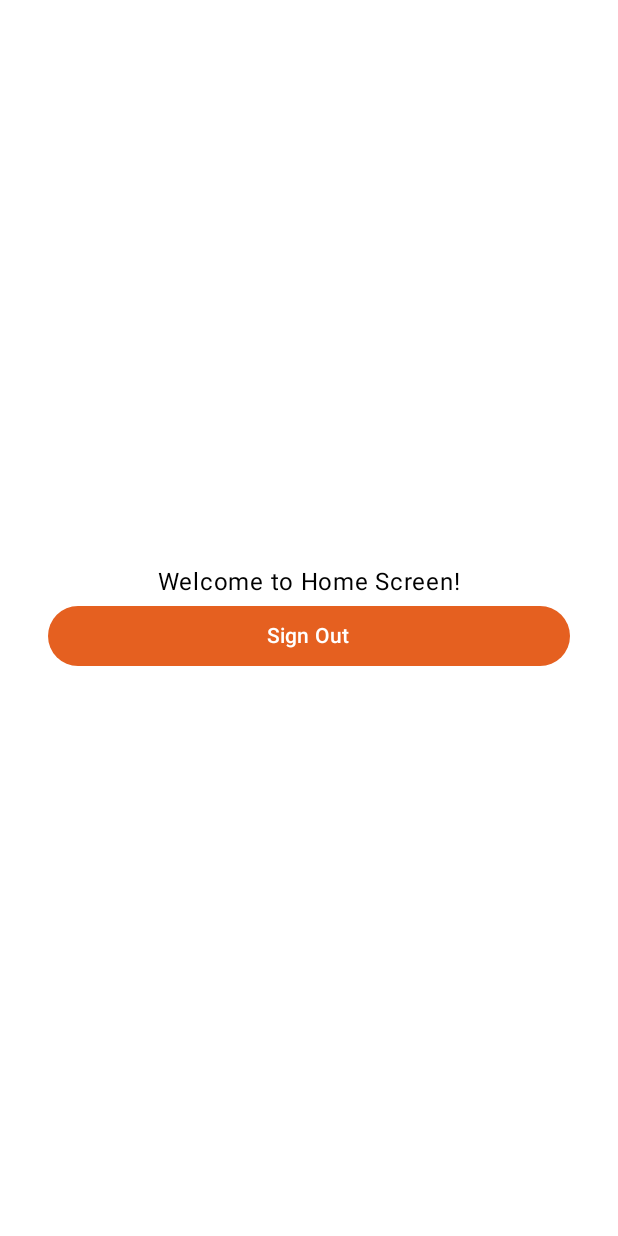
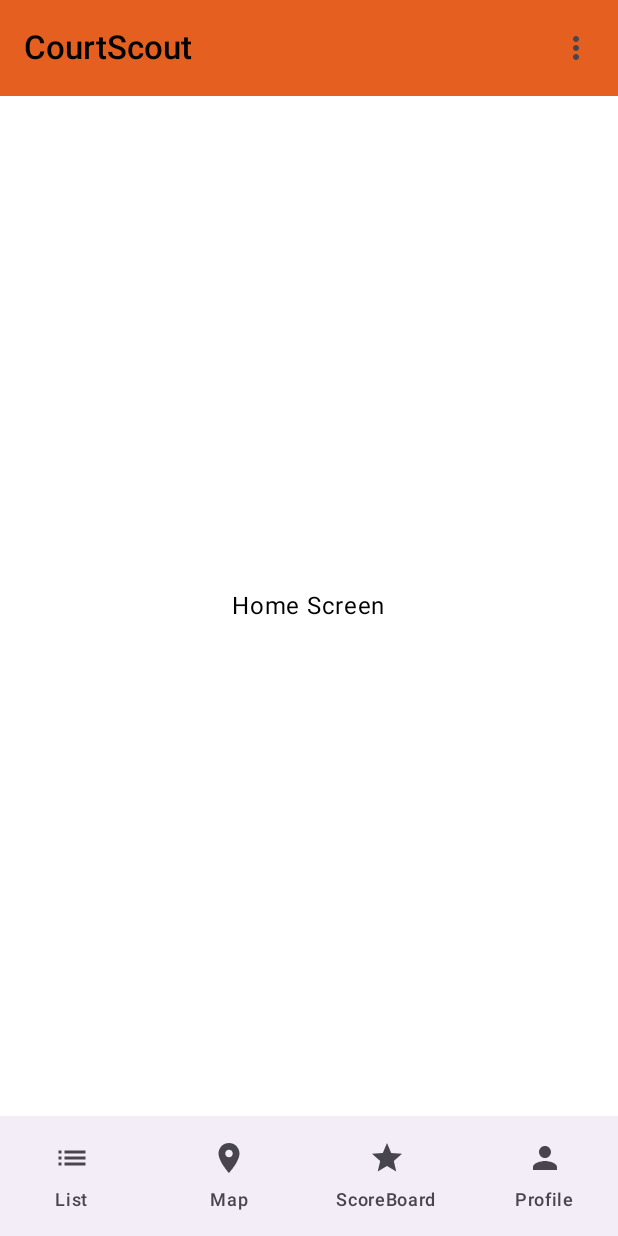
Before and after one commit to Nemanja264/CourtScout, an Android app built with Jetpack Compose: the HomeScreen screen opened through its navigation route, on a phone screen of 412 x 824 dp. Run offline under Robolectric (Android 15) with nearby library versions, the light colour scheme and no system bars; our stand-ins replace Firebase (no records; nobody signed in at launch, a user with empty details on screens opened directly).

Commit message:
Maps created, other Screens on bar created, Location added, Court started

```diff
--- a/app/build.gradle.kts
+++ b/app/build.gradle.kts
@@ -50,6 +50,7 @@ dependencies {
     implementation(libs.androidx.compose.ui.graphics)
     implementation(libs.androidx.compose.ui.tooling.preview)
     implementation(libs.androidx.compose.material3)
+    implementation(libs.androidx.compose.material.icons.extended)
     testImplementation(libs.junit)
     androidTestImplementation(libs.androidx.junit)
     androidTestImplementation(libs.androidx.espresso.core)
@@ -67,5 +68,6 @@ dependencies {
 
     // Google Maps & Location
     implementation(libs.play.services.maps)
+    implementation(libs.maps.compose)
     implementation(libs.play.services.location)
 }
--- a/app/src/main/java/com/example/courtscout/presentation/navigation/Navigation.kt
+++ b/app/src/main/java/com/example/courtscout/presentation/navigation/Navigation.kt
@@ -2,46 +2,42 @@ package com.example.courtscout.presentation.navigation
 
 import androidx.compose.runtime.Composable
 import androidx.compose.ui.Modifier
-import androidx.navigation.NavController
+import androidx.navigation.NavHostController
 import androidx.navigation.compose.NavHost
 import androidx.navigation.compose.composable
 import androidx.navigation.compose.rememberNavController
 import com.example.courtscout.presentation.ui.screens.LoginScreen
+import com.example.courtscout.presentation.ui.screens.MainScreen
 import com.example.courtscout.presentation.ui.screens.RegisterScreen
-import com.example.courtscout.presentation.ui.screens.HomeScreen
-import androidx.navigation.NavHostController
 import com.google.firebase.auth.FirebaseAuth
 
 @Composable
-fun Navigation(modifier: Modifier, navController: NavHostController = rememberNavController()){
+fun Navigation(modifier: Modifier, navController: NavHostController = rememberNavController()) {
     val user = FirebaseAuth.getInstance().currentUser
-    val startRoute = if (user != null)
-        Screen.HomeScreen.route
-    else
-        Screen.LoginScreen.route
+    val startRoute = if (user != null) "main_screen" else Screen.LoginScreen.route
 
-    val navController = rememberNavController()
-    NavHost(navController = navController, startDestination = startRoute, modifier = modifier){
-        composable(route = Screen.LoginScreen.route){
+    NavHost(navController = navController, startDestination = startRoute, modifier = modifier) {
+        composable(route = Screen.LoginScreen.route) {
             LoginScreen(navController = navController, onNavigateToRegister = {
                 navController.navigate(Screen.RegisterScreen.route)
             })
         }
-        composable(route = Screen.RegisterScreen.route){
+        composable(route = Screen.RegisterScreen.route) {
             RegisterScreen(onRegisterSuccess = {
-                navController.navigate(Screen.HomeScreen.route) {
+                navController.navigate("main_screen") {
                     popUpTo(Screen.LoginScreen.route) { inclusive = true }
                     launchSingleTop = true
-                } },
-                onNavigateBack={
+                }
+            },
+                onNavigateBack = {
                     navController.popBackStack()
                 },
                 navController = navController)
         }
 
-        composable(route = Screen.HomeScreen.route)
+        composable(route = "main_screen")
         {
-            HomeScreen(navController=navController)
+            MainScreen(rootNavController = navController)
         }
     }
 }
--- /dev/null
+++ b/app/src/main/java/com/example/courtscout/presentation/ui/components/BottomNavigationBar.kt
@@ -0,0 +1,46 @@
+package com.example.courtscout.presentation.ui.components
+
+import androidx.compose.material3.Icon
+import androidx.compose.material3.NavigationBar
+import androidx.compose.material3.NavigationBarItem
+import androidx.compose.material3.Text
+import androidx.compose.runtime.Composable
+import androidx.compose.runtime.getValue
+import androidx.navigation.NavController
+import androidx.navigation.compose.currentBackStackEntryAsState
+import com.example.courtscout.presentation.navigation.BottomNavItem
+
+@Composable
+fun CourtScoutBottomBar(navController: NavController) {
+    val items = listOf(
+        BottomNavItem.CourtsList,
+        BottomNavItem.Map,
+        BottomNavItem.ScoreBoard,
+        BottomNavItem.Profile
+    )
+
+    NavigationBar {
+        val navBackStackEntry by navController.currentBackStackEntryAsState()
+        val currentRoute = navBackStackEntry?.destination?.route
+
+        items.forEach { item ->
+            NavigationBarItem(
+                icon = { Icon(item.icon, contentDescription = item.title) },
+                label = { Text(item.title) },
+                selected = currentRoute == item.route,
+                onClick = {
+                    navController.navigate(item.route) {
+                        navController.graph.startDestinationRoute?.let {
+                            route ->
+                            popUpTo(route) {
+                                saveState = true
+                            }
+                        }
+                        launchSingleTop = true
+                        restoreState = true
+                    }
+                }
+            )
+        }
+    }
+}
--- /dev/null
+++ b/app/src/main/java/com/example/courtscout/presentation/ui/components/TopAppBar.kt
@@ -0,0 +1,38 @@
+package com.example.courtscout.presentation.ui.components
+
+import androidx.compose.foundation.layout.Box
+import androidx.compose.material.icons.Icons
+import androidx.compose.material.icons.filled.MoreVert
+import androidx.compose.material3.DropdownMenu
+import androidx.compose.material3.DropdownMenuItem
+import androidx.compose.material3.Icon
+import androidx.compose.material3.IconButton
+import androidx.compose.material3.Text
+import androidx.compose.runtime.Composable
+import androidx.compose.runtime.getValue
+import androidx.compose.runtime.mutableStateOf
+import androidx.compose.runtime.remember
+import androidx.compose.runtime.setValue
+
+@Composable
+fun OptionsMenu(onSignOutClick: () -> Unit) {
+    var menuExpanded by remember { mutableStateOf(false) }
+
+    Box {
+        IconButton(onClick = { menuExpanded = true }) {
+            Icon(Icons.Default.MoreVert, contentDescription = "More options")
+        }
+        DropdownMenu(
+            expanded = menuExpanded,
+            onDismissRequest = { menuExpanded = false }
+        ) {
+            DropdownMenuItem(
+                text = { Text("Sign Out") },
+                onClick = {
+                    menuExpanded = false
+                    onSignOutClick()
+                }
+            )
+        }
+    }
+}
--- a/app/src/main/java/com/example/courtscout/presentation/ui/screens/HomeScreen.kt
+++ b/app/src/main/java/com/example/courtscout/presentation/ui/screens/HomeScreen.kt
@@ -1,58 +1,56 @@
 package com.example.courtscout.presentation.ui.screens
 
-import androidx.compose.foundation.layout.Arrangement
-import androidx.compose.foundation.layout.Column
+import androidx.compose.foundation.layout.Box
 import androidx.compose.foundation.layout.fillMaxSize
-import androidx.compose.foundation.layout.fillMaxWidth
 import androidx.compose.foundation.layout.padding
-import androidx.compose.foundation.layout.size
-import androidx.compose.material3.Button
-import androidx.compose.material3.CircularProgressIndicator
-import androidx.compose.material3.MaterialTheme
+import androidx.compose.material3.ExperimentalMaterial3Api
+import androidx.compose.material3.Scaffold
 import androidx.compose.material3.Text
+import androidx.compose.material3.TopAppBar
+import androidx.compose.material3.TopAppBarDefaults
 import androidx.compose.runtime.Composable
 import androidx.compose.ui.Alignment
 import androidx.compose.ui.Modifier
-import androidx.compose.ui.platform.LocalContext
-import androidx.compose.ui.unit.dp
 import androidx.lifecycle.viewmodel.compose.viewModel
 import androidx.navigation.NavController
-import androidx.navigation.navOptions
 import com.example.courtscout.presentation.AppViewModelProvider
 import com.example.courtscout.presentation.navigation.Screen
-import com.example.courtscout.presentation.services.auth.AuthState
+import com.example.courtscout.presentation.ui.components.OptionsMenu
+import com.example.courtscout.presentation.ui.theme.OrangePrimary
 import com.example.courtscout.presentation.viewmodels.AuthViewModel
 
+@OptIn(ExperimentalMaterial3Api::class)
 @Composable
-fun HomeScreen(modifier: Modifier = Modifier, navController: NavController, authViewModel: AuthViewModel = viewModel(factory = AppViewModelProvider.Factory))
-{
-    val context = LocalContext.current
-
-    fun backToLogIn()
-    {
+fun HomeScreen(
+    navController: NavController,
+    authViewModel: AuthViewModel = viewModel(factory = AppViewModelProvider.Factory)
+) {
+    Scaffold(
+        topBar = {
+            TopAppBar(
+                title = { Text("CourtScout") },
+                colors = TopAppBarDefaults.topAppBarColors(
+                    containerColor = OrangePrimary
+                ),
+                actions = {
+                    OptionsMenu(onSignOutClick = {
+                        authViewModel.signOut()
                         navController.navigate(Screen.LoginScreen.route) {
-            popUpTo(Screen.HomeScreen.route) { inclusive = true }
+                            popUpTo("main_screen") { inclusive = true }
                             launchSingleTop = true
                         }
+                    })
                 }
-
-    Column(
+            )
+        }
+    ) { innerPadding ->
+        Box(
             modifier = Modifier
                 .fillMaxSize()
-            .padding(horizontal = 32.dp),
-        verticalArrangement = Arrangement.Center,
-        horizontalAlignment = Alignment.CenterHorizontally
-    ){
-        Text(text = "Welcome to Home Screen!")
-        Button(
-            onClick = {
-                authViewModel.signOut()
-                backToLogIn() },
-            modifier = Modifier.fillMaxWidth(),
-            enabled = true
-        ){
-            Text("Sign Out")
+                .padding(innerPadding),
+            contentAlignment = Alignment.Center
+        ) {
+            Text(text = "Home Screen")
         }
     }
-
 }
--- a/app/src/main/java/com/example/courtscout/presentation/ui/screens/LoginScreen.kt
+++ b/app/src/main/java/com/example/courtscout/presentation/ui/screens/LoginScreen.kt
@@ -39,7 +39,7 @@ fun LoginScreen(
         if (authState is AuthState.Authenticated) {
             Toast.makeText(context, "Welcome back!", Toast.LENGTH_SHORT).show()
 
-            navController.navigate("home_screen"){
+            navController.navigate("main_screen"){
                 popUpTo("login_screen"){inclusive = true}
                 launchSingleTop = true
             }
@@ -66,7 +66,7 @@ fun LoginScreen(
             modifier = Modifier.fillMaxWidth(),
             keyboardOptions = KeyboardOptions(keyboardType = KeyboardType.Email),
             singleLine = true,
-            enabled = authState !is AuthState.Loading // Disable when loading
+            enabled = authState !is AuthState.Loading
         )
 
         Spacer(modifier = Modifier.height(16.dp))
--- /dev/null
+++ b/app/src/main/java/com/example/courtscout/presentation/ui/screens/MainScreen.kt
@@ -0,0 +1,39 @@
+package com.example.courtscout.presentation.ui.screens
+
+import androidx.compose.foundation.layout.padding
+import androidx.compose.material3.ExperimentalMaterial3Api
+import androidx.compose.material3.Scaffold
+import androidx.compose.runtime.Composable
+import androidx.compose.ui.Modifier
+import androidx.lifecycle.viewmodel.compose.viewModel
+import androidx.navigation.NavController
+import androidx.navigation.compose.NavHost
+import androidx.navigation.compose.composable
+import androidx.navigation.compose.rememberNavController
+import com.example.courtscout.presentation.AppViewModelProvider
+import com.example.courtscout.presentation.navigation.BottomNavItem
+import com.example.courtscout.presentation.ui.components.CourtScoutBottomBar
+import com.example.courtscout.presentation.viewmodels.AuthViewModel
+
+@OptIn(ExperimentalMaterial3Api::class)
+@Composable
+fun MainScreen(rootNavController: NavController) {
+    val bottomNavController = rememberNavController()
+    val authViewModel: AuthViewModel = viewModel(factory = AppViewModelProvider.Factory)
+
+    Scaffold(
+        bottomBar = { CourtScoutBottomBar(navController = bottomNavController) }
+    ) { innerPadding ->
+        NavHost(
+            navController = bottomNavController,
+            startDestination = BottomNavItem.Home.route,
+            modifier = Modifier.padding(innerPadding)
+        ) {
+            composable(BottomNavItem.Home.route) { HomeScreen(navController = rootNavController, authViewModel = authViewModel) }
+            composable(BottomNavItem.Map.route) { MapScreen() }
+            composable(BottomNavItem.CourtsList.route) { CourtsListScreen() }
+            composable(BottomNavItem.ScoreBoard.route) { ScoreBoardScreen() }
+            composable(BottomNavItem.Profile.route) { ProfileScreen() }
+        }
+    }
+}
--- a/gradle/libs.versions.toml
+++ b/gradle/libs.versions.toml
@@ -24,6 +24,7 @@ androidx-compose-ui-tooling-preview = { group = "androidx.compose.ui", name = "u
 androidx-compose-ui-test-manifest = { group = "androidx.compose.ui", name = "ui-test-manifest" }
 androidx-compose-ui-test-junit4 = { group = "androidx.compose.ui", name = "ui-test-junit4" }
 androidx-compose-material3 = { group = "androidx.compose.material3", name = "material3" }
+androidx-compose-material-icons-extended = { group = "androidx.compose.material", name = "material-icons-extended", version = "1.6.7" }
 #Firebase
 firebase-bom = { group = "com.google.firebase", name = "firebase-bom", version = "32.7.2" }
 firebase-auth = { group = "com.google.firebase", name = "firebase-auth" }
@@ -32,6 +33,7 @@ firebase-storage = { group = "com.google.firebase", name = "firebase-storage" }
 # Google Maps and Location
 play-services-maps = { group = "com.google.android.gms", name = "play-services-maps", version = "18.2.0" }
 play-services-location = { group = "com.google.android.gms", name = "play-services-location", version = "21.1.0" }
+maps-compose = { group = "com.google.maps.android", name = "maps-compose", version = "4.3.3" }
 androidx-navigation-compose = { group = "androidx.navigation", name = "navigation-compose", version = "2.7.7" }
 
 
```
Also changed, not shown: app/src/main/AndroidManifest.xml (+9 -0 lines), app/src/main/java/com/example/courtscout/presentation/models/Court.kt (added, +31 -0 lines), app/src/main/java/com/example/courtscout/presentation/models/ScoreBoardEntry.kt (added, +9 -0 lines), app/src/main/java/com/example/courtscout/presentation/navigation/BottomNavItem.kt (added, +17 -0 lines), app/src/main/java/com/example/courtscout/presentation/repositories/CourtRepository.kt (added, +19 -0 lines), app/src/main/java/com/example/courtscout/presentation/repositories/UserRepository.kt (added, +8 -0 lines), app/src/main/java/com/example/courtscout/presentation/ui/screens/CourtsListScreen.kt (added, +18 -0 lines), app/src/main/java/com/example/courtscout/presentation/ui/screens/MapScreen.kt (added, +91 -0 lines), app/src/main/java/com/example/courtscout/presentation/ui/screens/ProfileScreen.kt (added, +18 -0 lines), app/src/main/java/com/example/courtscout/presentation/ui/screens/ScoreBoardScreen.kt (added, +18 -0 lines), app/src/main/java/com/example/courtscout/presentation/viewmodels/ProfileViewModel.kt (added, +7 -0 lines). Lines whose indentation alone changed are shown as unchanged.
